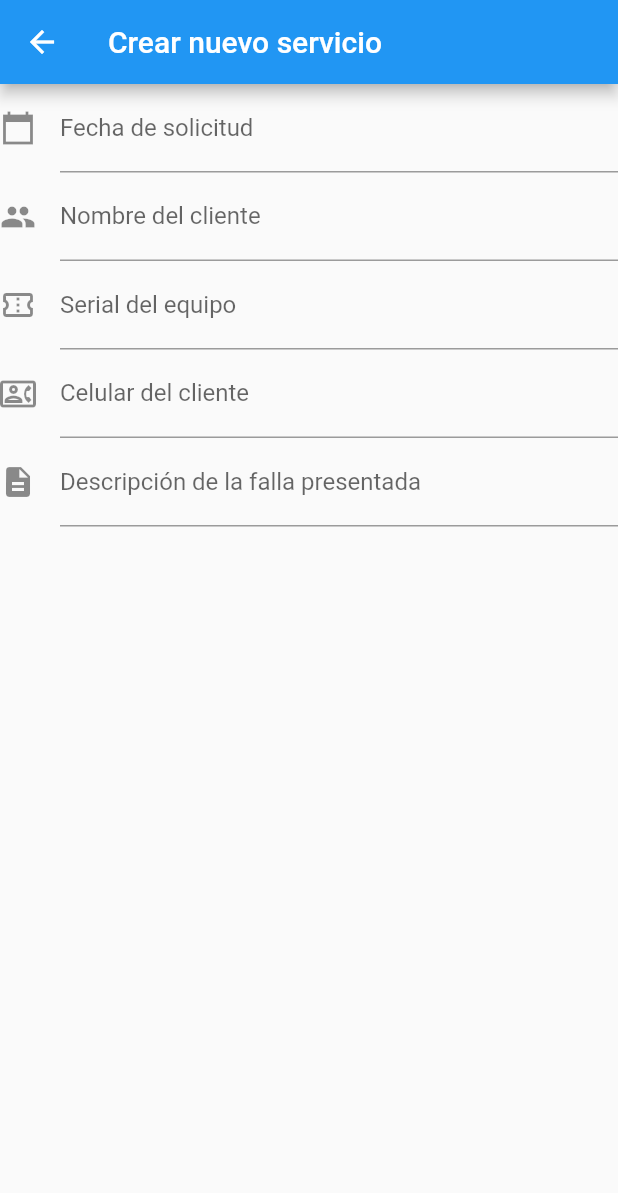
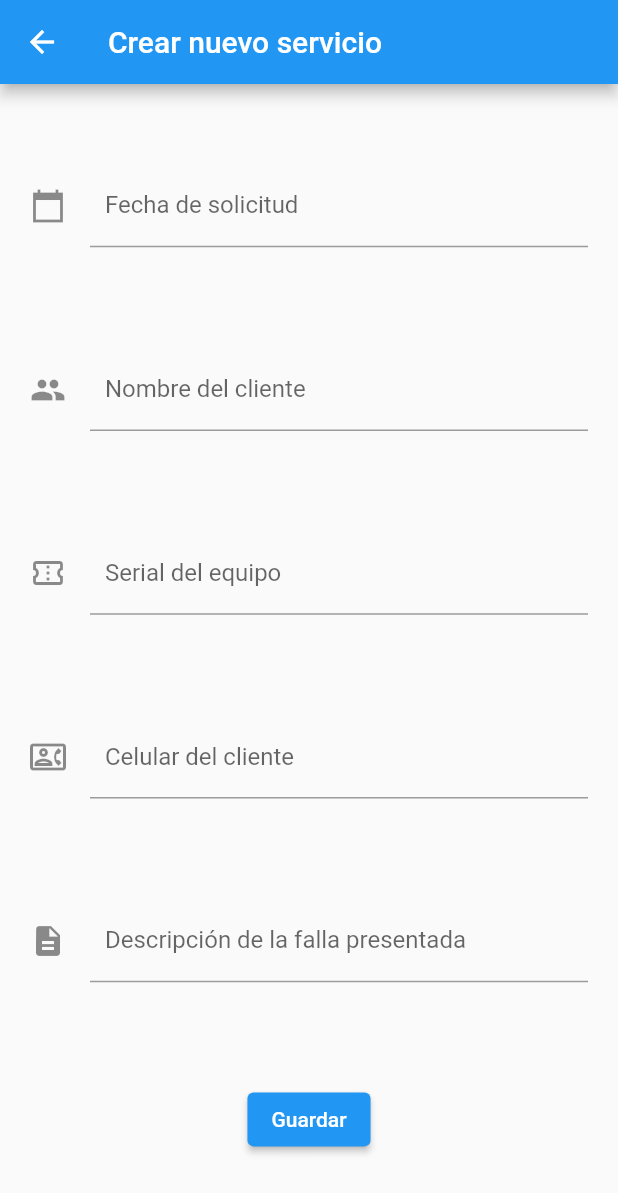
Before and after one commit to otoro90/CopyStartApp, a Flutter app: the screen it shows after launch, after a tap on "Crear servicio", on a phone screen of 412 x 824 dp. Shown: the top 1193 px of the screen. Run offline on Flutter 3.47's test engine with Material 2 defaults, Android fonts, the phone set to English and light mode, and no system bars; network calls fail; statements that could not run were skipped.

Commit message:
update maquetación formulariio&button "Guardar"

```diff
--- a/lib/pages/home.dart
+++ b/lib/pages/home.dart
@@ -26,15 +26,8 @@ class _MyHomePageState extends State<MyHomePage> {
 
   @override
   Widget build(BuildContext context) {
-    return Scaffold(
-      appBar: AppBar(
-        title: Text(widget.title),
-      ),
-      body: _body(),
-      floatingActionButton: Center(
-        child: ElevatedButton(
-          color: Colors.blueAccent,
-          onPressed: () {
+    var elevatedButton = ElevatedButton(
+            onPressed: () {
             Navigator.push(
                 context,
                 MaterialPageRoute(
@@ -49,8 +42,15 @@ class _MyHomePageState extends State<MyHomePage> {
                             fechaSolicitud: new DateTime.now()),
                         accion: "Crear nuevo servicio")));
           },
-          child: Text('Crear servicio'), textColor: Colors.white,
-        ),
+          child: Text('Crear servicio'),
+        );
+    return Scaffold(
+      appBar: AppBar(
+        title: Text(widget.title),
+      ),
+      body: _body(),
+      floatingActionButton: Center(
+        child: elevatedButton,
       ),
     );
   }
--- a/lib/pages/solicitudes/form.dart
+++ b/lib/pages/solicitudes/form.dart
@@ -28,6 +28,8 @@ class MyCustomForm extends StatefulWidget {
 
 // Crea una clase State correspondiente. Esta clase contendrá los datos relacionados con el formulario.
 class MyCustomFormState extends State<MyCustomForm> {
+  get contentPadding => null;
+
   // Crea una clave global que identificará de manera única el widget Form
   // y nos permita validar el formulario
   //
@@ -38,63 +40,83 @@ class MyCustomFormState extends State<MyCustomForm> {
   Widget build(BuildContext context) {
     // Crea un widget Form usando el _formKey que creamos anteriormente
 
-    return Column (
-      children: [
+    return Padding(
+      padding: const EdgeInsets.all(20.0),
+      child: Expanded(
+        child:
+            Column(mainAxisAlignment: MainAxisAlignment.spaceAround, children: [
           TextFormField(
               //key: _formKey,
               decoration: const InputDecoration(
                 icon: Icon(Icons.calendar_today_sharp),
                 hintText: 'Ingresa la fecha de solicitud',
                 labelText: 'Fecha de solicitud',
+                contentPadding: const EdgeInsets.all(10.0),
               ),
               validator: (String value) {
-        return (value != null && value.contains('@')) ? 'Do not use the @ char.' : null;}
-        ),
+                return (value != null && value.contains('@'))
+                    ? 'Do not use the @ char.'
+                    : null;
+              }),
           TextFormField(
               //key: _formKey,
               decoration: const InputDecoration(
                 icon: Icon(Icons.people),
                 hintText: 'Ingresa tu nombre completo',
                 labelText: 'Nombre del cliente',
+                contentPadding: const EdgeInsets.all(10.0),
               ),
               validator: (String value) {
-        return (value != null && value.contains('@')) ? 'Do not use the @ char.' : null;}
-        ),
+                return (value != null && value.contains('@'))
+                    ? 'Do not use the @ char.'
+                    : null;
+              }),
           TextFormField(
               //key: _formKey,
               decoration: const InputDecoration(
                 icon: Icon(Icons.confirmation_number_outlined),
                 hintText: 'Ingresa el serial del equipo en servicio',
                 labelText: 'Serial del equipo',
+                contentPadding: const EdgeInsets.all(10.0),
               ),
               validator: (String value) {
-        return (value != null && value.contains('@')) ? 'Do not use the @ char.' : null;}
-        ),
+                return (value != null && value.contains('@'))
+                    ? 'Do not use the @ char.'
+                    : null;
+              }),
           TextFormField(
               //  key: _formKey,
               decoration: const InputDecoration(
                 icon: Icon(Icons.contact_phone_outlined),
                 hintText: 'Ingresa tu número de celular',
                 labelText: 'Celular del cliente',
+                contentPadding: const EdgeInsets.all(10.0),
               ),
               validator: (String value) {
-    return (value != null && value.contains('@')) ? 'Do not use the @ char.' : null;}
-    ),
+                return (value != null && value.contains('@'))
+                    ? 'Do not use the @ char.'
+                    : null;
+              }),
           TextFormField(
               //key: _formKey,
               decoration: const InputDecoration(
                 icon: Icon(Icons.description),
-          hintText: 'Describe la falla o el problema que presenta el equipo',
+                hintText:
+                    'Describe la falla o el problema que presenta el equipo',
                 labelText: 'Descripción de la falla presentada',
+                contentPadding: const EdgeInsets.all(10.0),
               ),
               validator: (String value) {
-        return (value != null && value.contains('@')) ? 'Do not use the @ char.' : null;}
+                return (value != null && value.contains('@'))
+                    ? 'Do not use the @ char.'
+                    : null;
+              }),
+          ElevatedButton(
+            onPressed: () {},
+            child: Text('Guardar'),
+          )
+        ]),
       ),
-      ]
     );
-
-
-
-
   }
 }
--- a/lib/providers/solicitudes/SolicitudesProvider.dart
+++ b/lib/providers/solicitudes/SolicitudesProvider.dart
@@ -6,6 +6,7 @@ import 'dart:async';
 class SolicitudesProvider {
   static const String baseUrl = "copystartapp.azurewebsites.net";
 
+  // ignore: missing_return
   Future<List<Solicitud>> obtenerSolicitudes() async {
     try {
       List<Solicitud> solicitudes = [];
@@ -26,6 +27,7 @@ class SolicitudesProvider {
     }
   }
 
+  // ignore: missing_return
   Future<bool> crearSolicitud(Solicitud solicitud) async {
     try {
       var url = Uri.https(baseUrl, '/api/SolicitudesServicio');
@@ -45,6 +47,7 @@ class SolicitudesProvider {
     }
   }
 
+  // ignore: missing_return
   Future<bool> editarSolicitud(Solicitud solicitud) async {
     try {
       var url = Uri.https(baseUrl, '/api/SolicitudesServicio/${solicitud.id}');
@@ -64,6 +67,7 @@ class SolicitudesProvider {
     }
   }
 
+  // ignore: missing_return
   Future<bool> eliminarSolicitud(int solicitudId) async {
     try {
       var url = Uri.https(baseUrl, '/api/SolicitudesServicio/$solicitudId');
```
Also changed, not shown: lib/pages/solicitudes/table.dart (+7 -6 lines). Lines whose indentation alone changed are shown as unchanged.
